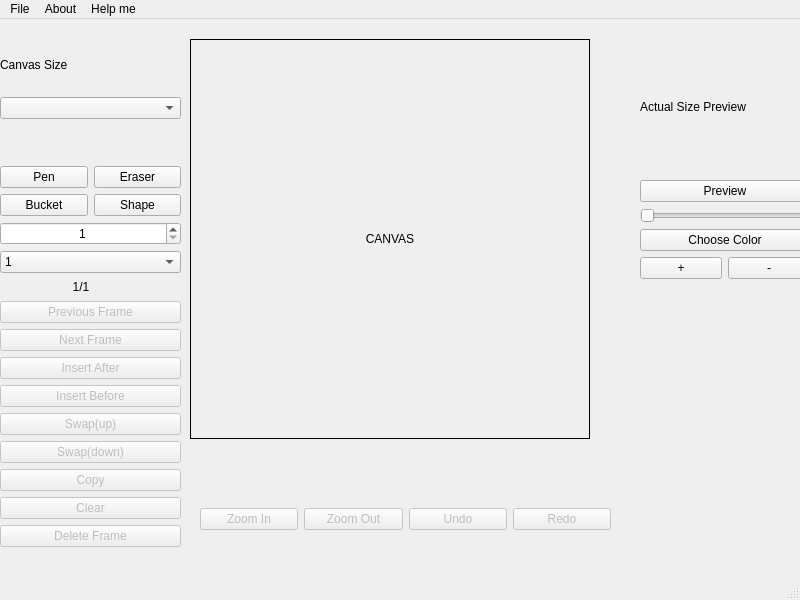
Above: SpriteEditor/view.ui from University-of-Utah-CS3505/a7-sprite-editor-s22-charming21 before the change. Below: the same form after it.
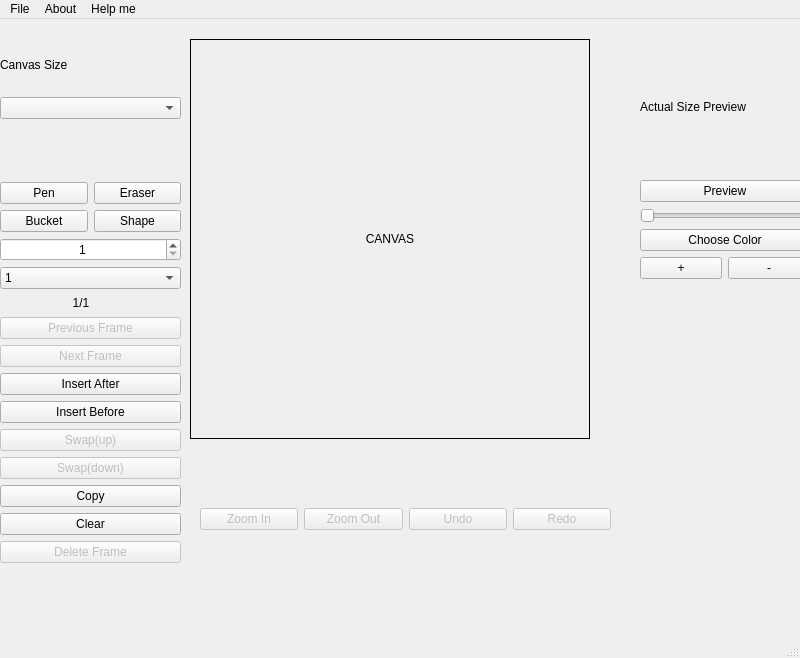
That is the form after the change. Custom widgets are drawn as their Qt base class.

What changed in the file:
```diff
--- a/SpriteEditor/view.ui
+++ b/SpriteEditor/view.ui
@@ -7,7 +7,7 @@
     <x>0</x>
     <y>0</y>
     <width>800</width>
-    <height>600</height>
+    <height>658</height>
    </rect>
   </property>
   <property name="windowTitle">
@@ -119,7 +119,7 @@
       <x>0</x>
       <y>110</y>
       <width>181</width>
-      <height>456</height>
+      <height>487</height>
      </rect>
     </property>
     <layout class="QVBoxLayout" name="toolBarAndFrame">
@@ -230,7 +230,7 @@
          <item>
           <widget class="QPushButton" name="addFrameButton">
            <property name="enabled">
-            <bool>false</bool>
+            <bool>true</bool>
            </property>
            <property name="text">
             <string>Insert After</string>
@@ -240,7 +240,7 @@
          <item>
           <widget class="QPushButton" name="insertFrameButton">
            <property name="enabled">
-            <bool>false</bool>
+            <bool>true</bool>
            </property>
            <property name="text">
             <string>Insert Before</string>
@@ -270,7 +270,7 @@
          <item>
           <widget class="QPushButton" name="copyButton">
            <property name="enabled">
-            <bool>false</bool>
+            <bool>true</bool>
            </property>
            <property name="text">
             <string>Copy</string>
@@ -280,7 +280,7 @@
          <item>
           <widget class="QPushButton" name="ClearButton">
            <property name="enabled">
-            <bool>false</bool>
+            <bool>true</bool>
            </property>
            <property name="text">
             <string>Clear</string>
```
Left out of the diff: 2 changed lines with no effect on the pictures.
